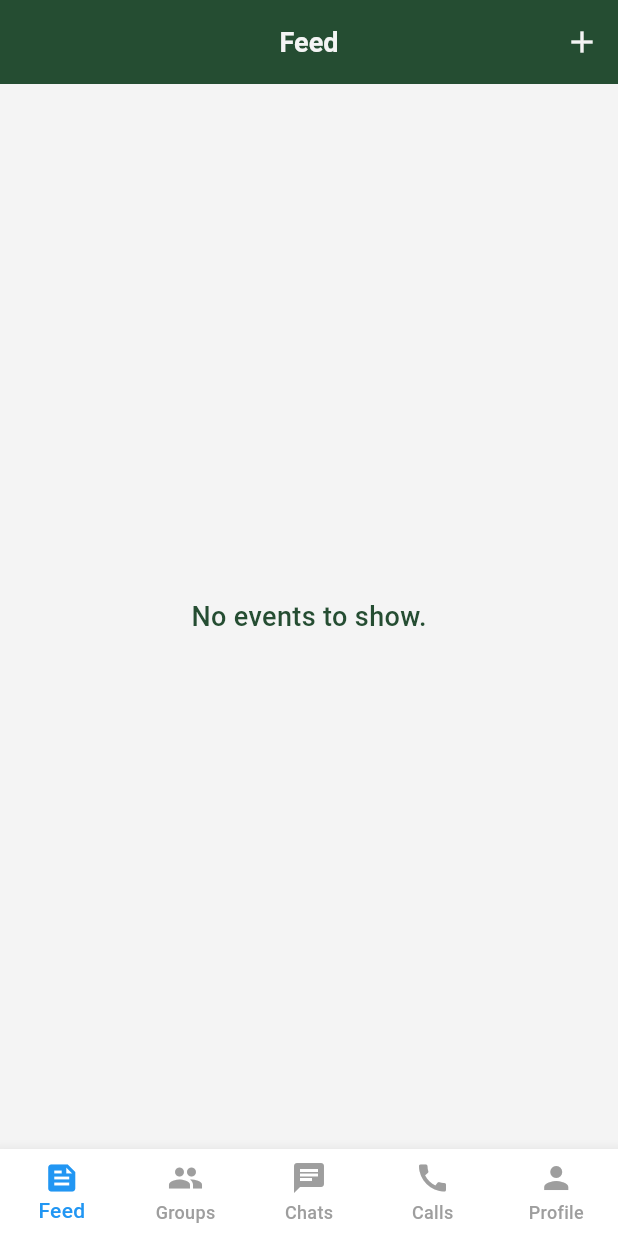
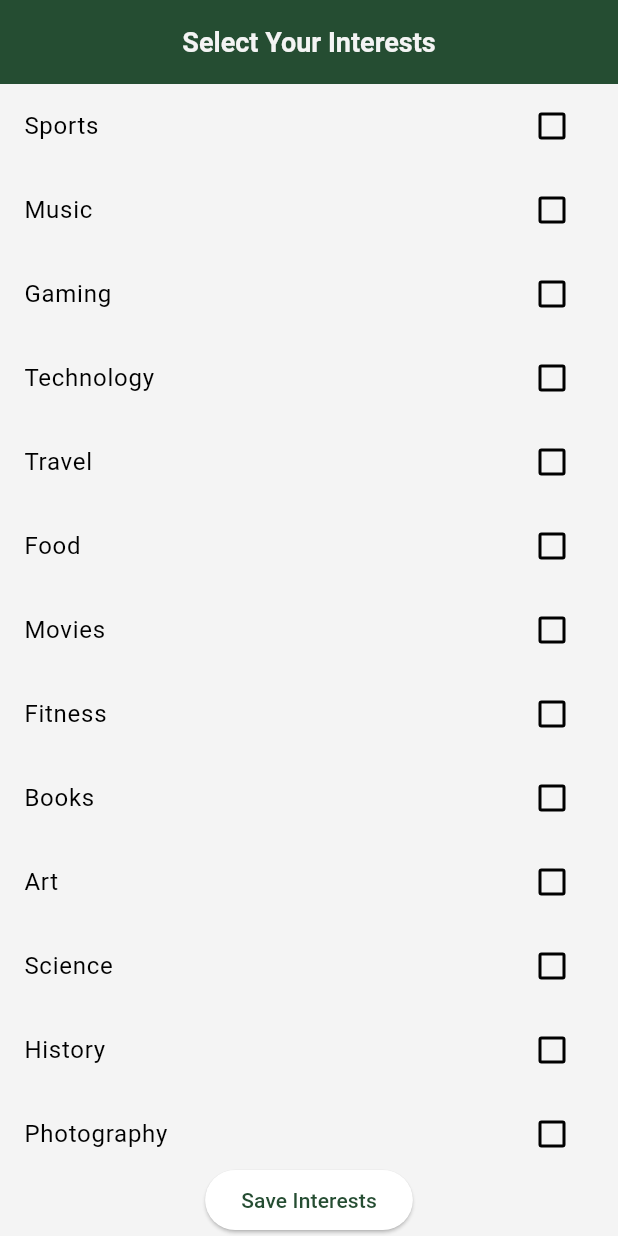
Before and after one commit to BryantVanOrden/campfire, a Flutter app: the screen it shows once a user with an empty profile is signed in, on a phone screen of 412 x 824 dp. Run offline on Flutter 3.47's test engine with Material 3 defaults, Android fonts, the phone set to English and light mode, and no system bars; our stand-ins replace cloud_firestore, firebase_auth, firebase_core, firebase_database, firebase_storage, flutter_map and 4 more; missing offline and left inert: flutter_webrtc; accounts and stored records are empty.

Commit message:
added interests page

```diff
--- a/lib/main.dart
+++ b/lib/main.dart
@@ -10,6 +10,10 @@ import 'package:firebase_auth/firebase_auth.dart';
 import 'package:shared_preferences/shared_preferences.dart';
 import 'providers/group_provider.dart';
 import 'theme/app_theme.dart';
+import 'package:campfire/providers/interest_provider.dart'; // Import InterestProvider
+import 'package:campfire/signup_signin/interests_page.dart'; // Import InterestsPage
+
+
 
 void main() async {
   WidgetsFlutterBinding.ensureInitialized();
@@ -36,43 +40,71 @@ class MyApp extends StatelessWidget {
         ),
         ChangeNotifierProvider(create: (_) => FeedProvider()),
         ChangeNotifierProvider<ThemeProvider>(
-          create: (_) =>
-              ThemeProvider()..toggleTheme(), // ThemeProvider initialization
+          create: (_) => ThemeProvider(),
+        ),
+        ChangeNotifierProvider<InterestProvider>(
+          create: (_) => InterestProvider(),
         ),
       ],
-      child: Consumer<ThemeProvider>(
-        builder: (context, themeProvider, child) {
-          return MaterialApp(
-            title: 'Campfire App',
-            theme: themeProvider.isDarkMode
-                ? AppTheme.darkTheme
-                : AppTheme.lightTheme, // Use dynamic theme based on preference
-            home: const AuthenticationWrapper(),
-          );
-        },
-      ),
+      child: AuthenticationWrapper(isDarkMode: isDarkMode),
     );
   }
 }
 
 class AuthenticationWrapper extends StatelessWidget {
-  const AuthenticationWrapper({super.key});
+  final bool isDarkMode;
+
+  const AuthenticationWrapper({Key? key, required this.isDarkMode}) : super(key: key);
 
   @override
   Widget build(BuildContext context) {
+    final interestProvider = Provider.of<InterestProvider>(context);
+    final themeProvider = Provider.of<ThemeProvider>(context);
+
     return StreamBuilder<User?>(
       stream: FirebaseAuth.instance.authStateChanges(),
       builder: (context, snapshot) {
-        if (snapshot.connectionState == ConnectionState.waiting) {
+        // Build MaterialApp here
+        return MaterialApp(
+          title: 'Campfire App',
+          theme: themeProvider.isDarkMode ? AppTheme.darkTheme : AppTheme.lightTheme,
+          home: _buildHome(snapshot, interestProvider),
+        );
+      },
+    );
+  }
+
+  Widget _buildHome(
+    AsyncSnapshot<User?> snapshot,
+    InterestProvider interestProvider,
+  ) {
+    if (snapshot.connectionState == ConnectionState.waiting || interestProvider.isLoading) {
       return const Scaffold(
         body: Center(child: CircularProgressIndicator()),
       );
     } else if (snapshot.hasData) {
-          return const HomePage(); // If the user is logged in, show home page
+      return FutureBuilder<bool>(
+        future: interestProvider.checkInterest(),
+        builder: (context, interestSnapshot) {
+          if (interestSnapshot.connectionState == ConnectionState.waiting) {
+            return const Scaffold(
+              body: Center(child: CircularProgressIndicator()),
+            );
+          } else if (interestSnapshot.hasData) {
+            if (interestSnapshot.data == true) {
+              return const HomePage();
             } else {
-          return const LoginPage(); // Otherwise, show login page
+              return const InterestsPage();
+            }
+          } else {
+            return const Scaffold(
+              body: Center(child: Text('Error loading interests')),
+            );
           }
         },
       );
+    } else {
+      return const LoginPage();
     }
   }
+}
--- /dev/null
+++ b/lib/providers/interest_provider.dart
@@ -0,0 +1,95 @@
+// interest_provider.dart
+import 'package:cloud_firestore/cloud_firestore.dart';
+import 'package:flutter/material.dart';
+import 'package:firebase_auth/firebase_auth.dart';
+
+class InterestProvider with ChangeNotifier {
+  final FirebaseAuth _auth = FirebaseAuth.instance;
+  final FirebaseFirestore _firestore = FirebaseFirestore.instance;
+
+  List<String> _userInterests = [];
+  bool _isLoading = false; // Initialize to false
+
+  List<String> get userInterests => _userInterests;
+  bool get isLoading => _isLoading;
+
+  InterestProvider() {
+    _auth.authStateChanges().listen((User? user) {
+      if (user == null) {
+        // User is signed out, clear data
+        _userInterests = [];
+        notifyListeners();
+      } else {
+        // User is signed in, fetch interests
+        _getInterests();
+      }
+    });
+  }
+
+  Future<bool> checkInterest() async {
+    User? user = _auth.currentUser;
+    if (user != null) {
+      DocumentSnapshot userDoc =
+          await _firestore.collection('users').doc(user.uid).get();
+      if (userDoc.exists && userDoc.data() != null) {
+        List<dynamic>? interests = userDoc['interests'];
+        return interests != null && interests.isNotEmpty;
+      }
+    }
+    return false;
+  }
+
+  Future<void> _getInterests() async {
+    _isLoading = true;
+    notifyListeners();
+
+    User? user = _auth.currentUser;
+    if (user != null) {
+      DocumentSnapshot userDoc =
+          await _firestore.collection('users').doc(user.uid).get();
+      if (userDoc.exists && userDoc.data() != null) {
+        _userInterests = List<String>.from(userDoc['interests'] ?? []);
+      }
+    }
+
+    _isLoading = false;
+    notifyListeners();
+  }
+
+
+  // Expose getInterests method
+  Future<void> getInterests() async {
+    await _getInterests();
+  }
+
+  // Method to post/update interests
+  Future<void> postInterests(List<String> interests) async {
+    User? user = _auth.currentUser;
+    if (user != null) {
+      await _firestore
+          .collection('users')
+          .doc(user.uid)
+          .update({'interests': interests});
+      _userInterests = interests;
+      notifyListeners();
+    }
+  }
+
+  // Method to edit interests
+  Future<void> editInterests(List<String> interests) async {
+    await postInterests(interests);
+  }
+
+  // Method to delete interests
+  Future<void> deleteInterests() async {
+    User? user = _auth.currentUser;
+    if (user != null) {
+      await _firestore
+          .collection('users')
+          .doc(user.uid)
+          .update({'interests': []});
+      _userInterests = [];
+      notifyListeners();
+    }
+  }
+}
--- a/lib/services/open_ai_service.dart
+++ b/lib/services/open_ai_service.dart
@@ -2,7 +2,8 @@ import 'dart:convert';
 import 'package:http/http.dart' as http;
 
 class OpenAIService {
-  final String _apiKey = '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'; // Remember to keep your API key secure
+  final String apiKey =
+      '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'; // Keep your API key secure
 
   Future<List<String>> getSortedEventIds({
     required Map<String, dynamic> user,
@@ -12,26 +13,29 @@ class OpenAIService {
 
     final headers = {
       'Content-Type': 'application/json',
-      'Authorization': 'Bearer $_apiKey',
+      'Authorization': 'Bearer $apiKey',
     };
 
     final body = jsonEncode({
-      "model": "gpt-4",
+      "model": "gpt-4o-mini",
       "messages": [
         {
           "role": "system",
-          "content": "You are an assistant that helps users find events based on their interests."
+          "content":
+              "You are an assistant that helps users find events based on their interests."
         },
-        {
-          "role": "user",
-          "content": _generatePrompt(user, events)
-        }
+        {"role": "user", "content": _generatePrompt(user, events)}
       ],
       "max_tokens": 200,
       "temperature": 0.7,
     });
 
+    print('OpenAI Request Body: $body');
+
     final response = await http.post(url, headers: headers, body: body);
+
+    print('OpenAI Response Status: ${response.statusCode}');
+    print('OpenAI Response Body: ${response.body}');
 
     if (response.statusCode == 200) {
       final responseData = jsonDecode(response.body);
@@ -43,7 +47,8 @@ class OpenAIService {
     }
   }
 
-  String _generatePrompt(Map<String, dynamic> user, List<Map<String, dynamic>> events) {
+  String _generatePrompt(
+      Map<String, dynamic> user, List<Map<String, dynamic>> events) {
     String userInterests = (user['interests'] as List<dynamic>).join('", "');
     String prompt = '''
 User Interests: "$userInterests"
@@ -61,20 +66,19 @@ Event ${i + 1}:
     }
 
     prompt += '''
-Please return nothing but a JSON array of the event IDs in the order of most relevant to least relevant based on the user's interests. Do not include any other information in the response. Not even an explanation. Do not start with "based on the users..." or anything like that. Just the JSON array. Thank you. Just go straight into the json array. Otherwise it will break my api.
+Please return a JSON array of the event IDs in order from most relevant to least relevant based on the user's interests. Return only the JSON array without any additional text or explanation. And do not use markdown syntax. Use raw text.
 ''';
-
 
     return prompt;
   }
 
   List<String> _extractEventIds(String textResponse) {
     try {
-      // Parse the textResponse as JSON
       List<dynamic> eventIds = jsonDecode(textResponse);
       return eventIds.cast<String>();
     } catch (e) {
       print('Error parsing response: $e');
+      print('Response was: $textResponse');
       throw Exception('Failed to parse event IDs from OpenAI response');
     }
   }
--- /dev/null
+++ b/lib/signup_signin/interests_page.dart
@@ -0,0 +1,91 @@
+// interests_page.dart
+import 'package:campfire/home/home.dart';
+import 'package:flutter/material.dart';
+import 'package:provider/provider.dart';
+import 'package:campfire/providers/interest_provider.dart';
+
+class InterestsPage extends StatefulWidget {
+  const InterestsPage({Key? key}) : super(key: key);
+
+  @override
+  _InterestsPageState createState() => _InterestsPageState();
+}
+
+class _InterestsPageState extends State<InterestsPage> {
+  // Hard-coded list of interests
+  final List<String> allInterests = [
+    'Sports',
+    'Music',
+    'Gaming',
+    'Technology',
+    'Travel',
+    'Food',
+    'Movies',
+    'Fitness',
+    'Books',
+    'Art',
+    'Science',
+    'History',
+    'Photography',
+    'Outdoors',
+    'Cars',
+    'Fashion',
+    'Politics',
+    'Business',
+    'Education',
+    'Health',
+  ];
+
+  List<String> selectedInterests = [];
+
+  @override
+  Widget build(BuildContext context) {
+    final interestProvider = Provider.of<InterestProvider>(context);
+
+    return Scaffold(
+      appBar: AppBar(
+        title: const Text('Select Your Interests'),
+      ),
+      body: Column(
+        children: [
+          Expanded(
+            child: ListView.builder(
+              itemCount: allInterests.length,
+              itemBuilder: (context, index) {
+                String interest = allInterests[index];
+                bool isSelected = selectedInterests.contains(interest);
+
+                return CheckboxListTile(
+                  title: Text(interest),
+                  value: isSelected,
+                  onChanged: (bool? value) {
+                    setState(() {
+                      if (value != null && value) {
+                        selectedInterests.add(interest);
+                      } else {
+                        selectedInterests.remove(interest);
+                      }
+                    });
+                  },
+                );
+              },
+            ),
+          ),
+          ElevatedButton(
+            onPressed: () async {
+              // Post the selected interests
+              await interestProvider.postInterests(selectedInterests);
+
+              // Navigate to HomePage
+              Navigator.pushReplacement(
+                context,
+                MaterialPageRoute(builder: (context) => const HomePage()),
+              );
+            },
+            child: const Text('Save Interests'),
+          ),
+        ],
+      ),
+    );
+  }
+}
--- a/lib/widgets/event_card.dart
+++ b/lib/widgets/event_card.dart
@@ -33,7 +33,8 @@ class EventCard extends StatelessWidget {
         ? (eventData['likeCount'] as int? ?? 0)
         : 0;
 
-    bool isPublic = event['isPublic'] ?? false;
+    bool isPublic = event['isPublic'] ?? true; // Default to true if isPublic is null
+
     bool canShowEvent =
         isPublic || (groupId != null && userGroupIds.contains(groupId));
 
```
Also changed, not shown: lib/home/home_pages/profile_page.dart (+7 -3 lines), lib/providers/feed_provider.dart (+13 -2 lines), lib/signup_signin/login.dart (+13 -16 lines), pubspec.lock. Lines whose indentation alone changed are shown as unchanged.
